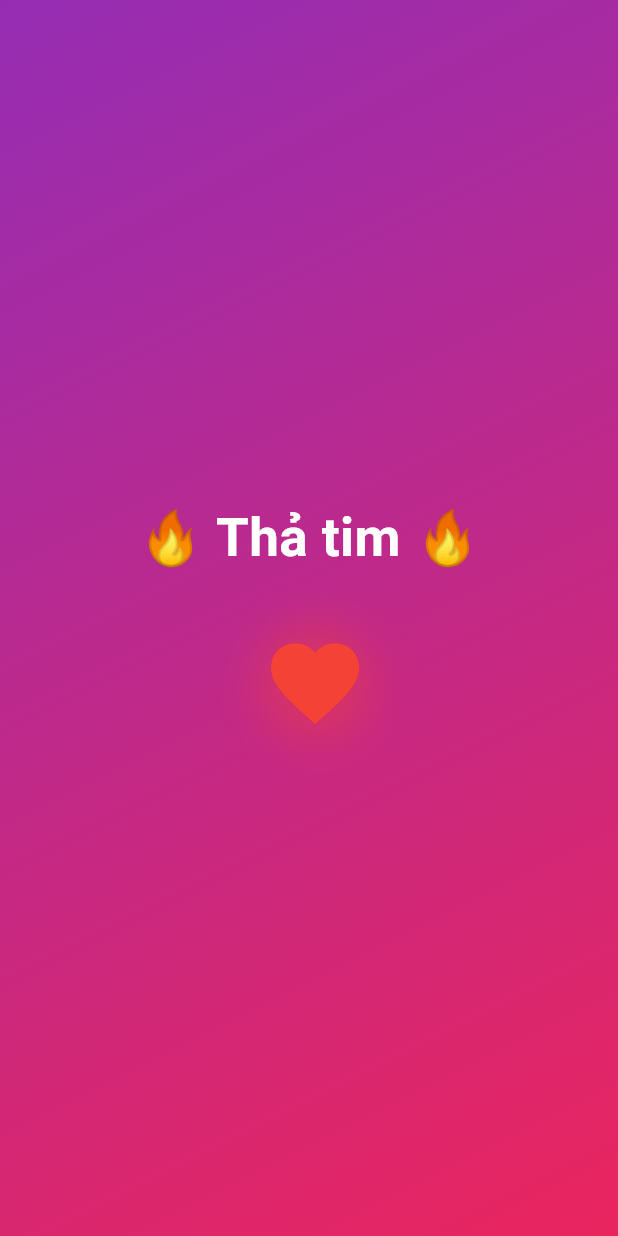
After one commit to jukute2000/themoviedb, a Flutter app: the KhoaAnimation screen opened directly, after a tap on the "favorite outline" icon, on a phone screen of 412 x 824 dp. The commit adds this screen. Run offline on Flutter 3.47's test engine with Material 3 defaults, Android fonts, the phone set to English and light mode, and no system bars; our stand-ins replace cloud_firestore, easy_localization, equatable, firebase_core, firebase_crashlytics, firebase_remote_config and 5 more; missing offline and left inert: external_app_launcher, tmdb_api; accounts and stored records are empty; network calls fail.

Commit message:
feature/khoa-animation

```diff
--- a/the_movie/lib/initial/remote_confic.dart
+++ b/the_movie/lib/initial/remote_confic.dart
@@ -26,4 +26,9 @@ class RemoteConfic {
     await remoteConfig.fetchAndActivate();
     return remoteConfig.getBool('welcome_cast');
   }
+
+  Future<bool> getSearch() async {
+    await remoteConfig.fetchAndActivate();
+    return remoteConfig.getBool('search');
+  }
 }
--- /dev/null
+++ b/the_movie/lib/khoa_animation.dart
@@ -0,0 +1,184 @@
+import 'package:flutter/material.dart';
+import 'package:flutter_screenutil/flutter_screenutil.dart';
+import 'package:the_movie/core/utils/gaps_manager.dart';
+
+class KhoaAnimation extends StatefulWidget {
+  const KhoaAnimation({super.key});
+
+  @override
+  State<KhoaAnimation> createState() => _KhoaAnimationState();
+}
+
+class _KhoaAnimationState extends State<KhoaAnimation>
+    with TickerProviderStateMixin {
+  // Background
+  late AnimationController _bgController;
+  late Animation<Color?> _bgColor1;
+  late Animation<Color?> _bgColor2;
+
+  // Text bay lên
+  late AnimationController _textController;
+  late Animation<Offset> _textOffset;
+  late Animation<double> _textOpacity;
+
+  // Fill tim từ dưới lên
+  late AnimationController _fillController;
+  late Animation<double> _fillAnimation;
+
+  // Tim rung nhẹ
+  late AnimationController _shakeController;
+  late Animation<double> _shakeAnimation;
+
+  // Glow xung quanh
+  late AnimationController _glowController;
+  late Animation<double> _glowAnimation;
+
+  bool isLiked = false;
+
+  @override
+  void initState() {
+    super.initState();
+
+    // Gradient background
+    _bgController = AnimationController(
+      vsync: this,
+      duration: const Duration(seconds: 3),
+    )..repeat(reverse: true);
+    _bgColor1 = ColorTween(begin: Colors.blue, end: Colors.purple).animate(_bgController);
+    _bgColor2 = ColorTween(begin: Colors.orange, end: Colors.pink).animate(_bgController);
+
+    // Text animation
+    _textController = AnimationController(vsync: this, duration: const Duration(seconds: 2))..forward();
+    _textOffset = Tween<Offset>(begin: const Offset(0.0, 1.0), end: Offset.zero)
+        .animate(CurvedAnimation(parent: _textController, curve: Curves.easeOut));
+    _textOpacity = Tween<double>(begin: 0.0, end: 1.0).animate(_textController);
+
+    // Tim fill
+    _fillController = AnimationController(duration: const Duration(milliseconds: 600), vsync: this);
+    _fillAnimation = Tween<double>(begin: 0.0, end: 1.0).animate(
+      CurvedAnimation(parent: _fillController, curve: Curves.easeInOut),
+    );
+
+    // Shake
+    _shakeController = AnimationController(duration: const Duration(milliseconds: 300), vsync: this);
+    _shakeAnimation = Tween<double>(begin: -4.0, end: 4.0).chain(CurveTween(curve: Curves.elasticIn)).animate(_shakeController);
+
+    // Glow
+    _glowController = AnimationController(vsync: this, duration: const Duration(milliseconds: 800))
+      ..repeat(reverse: true);
+    _glowAnimation = Tween<double>(begin: 0.4, end: 1.0).animate(CurvedAnimation(
+      parent: _glowController,
+      curve: Curves.easeInOut,
+    ));
+  }
+
+  void toggleLike() {
+    setState(() => isLiked = !isLiked);
+    if (isLiked) {
+      _fillController.forward();
+      _shakeController.forward(from: 0);
+    } else {
+      _fillController.reverse();
+    }
+  }
+
+  @override
+  void dispose() {
+    _bgController.dispose();
+    _textController.dispose();
+    _fillController.dispose();
+    _shakeController.dispose();
+    _glowController.dispose();
+    super.dispose();
+  }
+
+  @override
+  Widget build(BuildContext context) {
+    double iconSize = 80.sp;
+
+    return Scaffold(
+      body: AnimatedBuilder(
+        animation: Listenable.merge([_bgController, _textController]),
+        builder: (_, __) => Container(
+          decoration: BoxDecoration(
+            gradient: LinearGradient(
+              colors: [_bgColor1.value!, _bgColor2.value!],
+              begin: Alignment.topLeft,
+              end: Alignment.bottomRight,
+            ),
+          ),
+          child: SafeArea(
+            child: Center(
+              child: Column(
+                mainAxisSize: MainAxisSize.min,
+                children: [
+                  SlideTransition(
+                    position: _textOffset,
+                    child: FadeTransition(
+                      opacity: _textOpacity,
+                      child: Text(
+                        "🔥 Thả tim 🔥",
+                        style: TextStyle(
+                          fontSize: 40.sp,
+                          fontWeight: FontWeight.bold,
+                          color: Colors.white,
+                        ),
+                      ),
+                    ),
+                  ),
+                  GapsManager.h40,
+                  GestureDetector(
+                    onTap: toggleLike,
+                    child: AnimatedBuilder(
+                      animation: Listenable.merge([_fillController, _shakeController, _glowController]),
+                      builder: (context, child) {
+                        return Transform.translate(
+                          offset: Offset(_shakeAnimation.value, 0),
+                          child: Container(
+                            decoration: BoxDecoration(
+                              shape: BoxShape.circle,
+                              boxShadow: isLiked
+                                  ? [
+                                BoxShadow(
+                                  color: Colors.red.withOpacity(_glowAnimation.value),
+                                  blurRadius: 25,
+                                  spreadRadius: 3,
+                                ),
+                              ]
+                                  : [],
+                            ),
+                            child: Stack(
+                              alignment: Alignment.center,
+                              children: [
+                                Icon(
+                                  Icons.favorite_border,
+                                  size: iconSize,
+                                  color: Colors.black.withOpacity(0.2),
+                                ),
+                                ClipRect(
+                                  child: Align(
+                                    alignment: Alignment.bottomCenter,
+                                    heightFactor: _fillAnimation.value,
+                                    child: Icon(
+                                      Icons.favorite,
+                                      size: iconSize,
+                                      color: Colors.red,
+                                    ),
+                                  ),
+                                ),
+                              ],
+                            ),
+                          ),
+                        );
+                      },
+                    ),
+                  ),
+                ],
+              ),
+            ),
+          ),
+        ),
+      ),
+    );
+  }
+}
--- a/the_movie/lib/presentation/detail_search/screen/detail_search_screen.dart
+++ b/the_movie/lib/presentation/detail_search/screen/detail_search_screen.dart
@@ -9,6 +9,7 @@ import 'package:the_movie/presentation/home/widgets/drawer_widget.dart';
 import 'package:the_movie/presentation/widgets/appbar_widget.dart';
 
 import '../../../core/comons/extension/search_category.dart';
+import '../../../initial/remote_confic.dart';
 import '../stream_controller/search_total_provider.dart';
 
 class DetailSearchScreen extends StatefulWidget {
@@ -34,6 +35,7 @@ class _DetailSearchScreenState extends State<DetailSearchScreen>
     tabController =
         TabController(length: 6, vsync: this, initialIndex: widget.index);
     _controller = TextEditingController(text: widget.query);
+    checkRemoteConflict();
     super.initState();
   }
 
@@ -42,6 +44,34 @@ class _DetailSearchScreenState extends State<DetailSearchScreen>
     _controller.dispose();
     _scrollController.dispose();
     super.dispose();
+  }
+
+
+  Future<void> checkRemoteConflict() async {
+    if (await RemoteConfic.instance.getSearch()) {
+      showDialogSearch();
+    }
+  }
+
+  void showDialogSearch() {
+    showDialog(
+      context: context,
+      builder: (BuildContext context) {
+        return AlertDialog(
+          title: const Text("Check"),
+          content:
+          const Text("Hello bạn đến với trang tìm kiếm"),
+          actions: [
+            TextButton(
+              onPressed: () {
+                Navigator.of(context).pop();
+              },
+              child: const Text("OK"),
+            ),
+          ],
+        );
+      },
+    );
   }
 
   @override
--- a/the_movie/lib/presentation/detail_search/widget/search_bar_widget.dart
+++ b/the_movie/lib/presentation/detail_search/widget/search_bar_widget.dart
@@ -6,6 +6,7 @@ import 'package:the_movie/core/configs/assets/app_strings.dart';
 import 'package:the_movie/core/configs/navigation/app_navigation.dart';
 import 'package:the_movie/core/utils/sizes_manager.dart';
 import 'package:the_movie/data/repositories/search_repository.dart';
+import 'package:the_movie/presentation/detail_search/screen/detail_search_screen.dart';
 import 'package:the_movie/presentation/movie/screen/movie_detail_screen.dart';
 
 import '../../../data/models/search/search_multi.dart';
@@ -67,6 +68,11 @@ class _SearchBarWidgetState extends State<SearchBarWidget> {
           controller: widget.controller,
           focusNode: _focusNode,
           builder: (context, controller, focusNode) => TextField(
+            onSubmitted: (value) {
+              FocusScope.of(context).unfocus();
+              AppNavigator.pushAndRemove(context,
+                  DetailSearchScreen(query: widget.controller.text, index: 0));
+            },
             onTapOutside: (event) {
               FocusScope.of(context).unfocus();
             },
--- a/the_movie/lib/presentation/widgets/appbar_widget.dart
+++ b/the_movie/lib/presentation/widgets/appbar_widget.dart
@@ -2,6 +2,7 @@ import 'package:easy_localization/easy_localization.dart';
 import 'package:flutter/material.dart';
 import 'package:flutter_screenutil/flutter_screenutil.dart';
 import 'package:flutter_svg/svg.dart';
+import 'package:the_movie/presentation/detail_search/screen/detail_search_screen.dart';
 import 'package:the_movie/presentation/home/screen/home_screen.dart';
 
 import '../../core/comons/extension/search_category.dart';
@@ -19,7 +20,8 @@ class AppbarWidget extends StatelessWidget {
     required this.body,
     required this.isHome,
     required this.isSearch,
-    this.controller, this.tabController,
+    this.controller,
+    this.tabController,
   }) : _scrollController = scrollController;
 
   final ScrollController _scrollController;
@@ -28,6 +30,7 @@ class AppbarWidget extends StatelessWidget {
   final bool isSearch;
   final TextEditingController? controller;
   final TabController? tabController;
+
   @override
   Widget build(BuildContext context) {
     return NestedScrollView(
@@ -75,7 +78,7 @@ class AppbarWidget extends StatelessWidget {
                 controller: controller ?? TextEditingController()),
           ),
           SliverAppBar(
-            automaticallyImplyLeading: false,
+              automaticallyImplyLeading: false,
               titleSpacing: 0,
               pinned: false,
               floating: true,
@@ -87,7 +90,12 @@ class AppbarWidget extends StatelessWidget {
                     borderRadius: BorderRadius.circular(0),
                   ),
                 ),
-                onPressed: () {},
+                onPressed: () {
+                  AppNavigator.pushAndRemove(
+                      context,
+                      DetailSearchScreen(
+                          query: controller?.text ?? "", index: 0));
+                },
                 child: Align(
                   alignment: Alignment.centerLeft,
                   child: Text(
```
